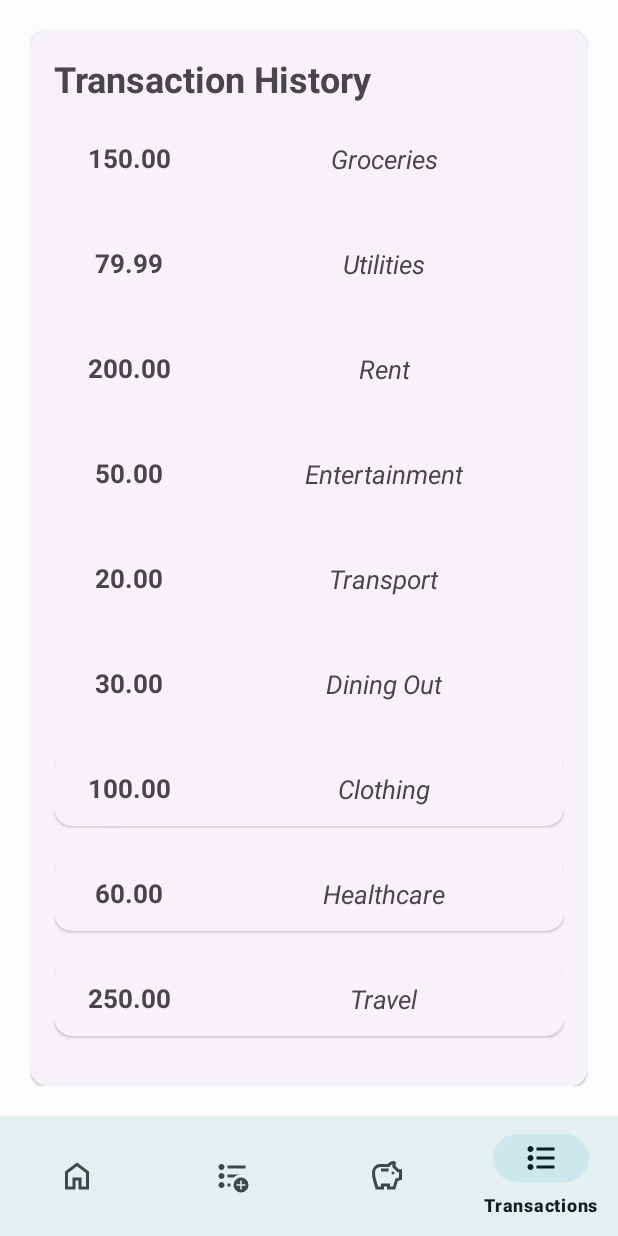
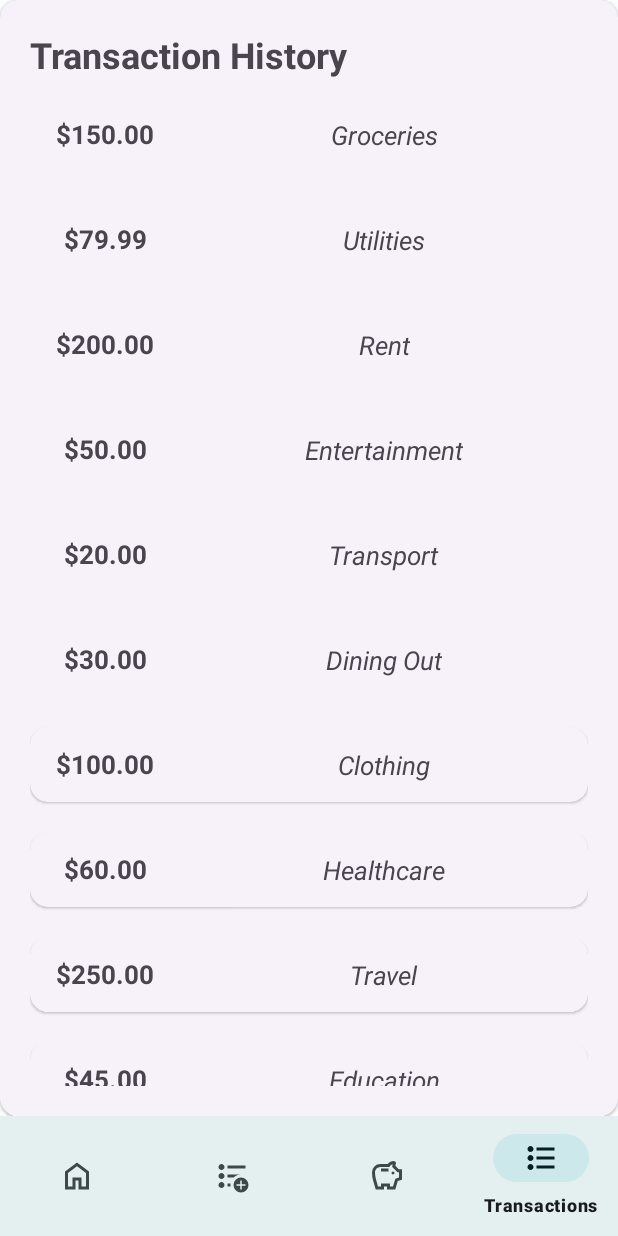
Before and after one commit to jj0003/Budget-Mate-APK, an Android app: the screen it shows after launch (MainActivity), item 4 of the bottom bar chosen, on a phone screen of 412 x 824 dp. Run offline under Robolectric (Android 15) with nearby library versions, the phone set to English and light mode, and no system bars; our stand-ins replace data binding.

Commit message:
NEW BRACNH UI FULLY WORKS

```diff
--- a/app/src/main/java/com/janstudios/budgit/Database.kt
+++ b/app/src/main/java/com/janstudios/budgit/Database.kt
@@ -4,21 +4,21 @@ class Database {
 
     object database {
         val transactionList = arrayListOf(
-            UserTransaction("150.00", "Groceries"),
-            UserTransaction("79.99", "Utilities"),
-            UserTransaction("200.00", "Rent"),
-            UserTransaction("50.00", "Entertainment"),
-            UserTransaction("20.00", "Transport"),
-            UserTransaction("30.00", "Dining Out"),
-            UserTransaction("100.00", "Clothing"),
-            UserTransaction("60.00", "Healthcare"),
-            UserTransaction("250.00", "Travel"),
-            UserTransaction("45.00", "Education"),
-            UserTransaction("90.00", "Gym Membership"),
-            UserTransaction("15.00", "Streaming Services"),
-            UserTransaction("120.00", "Electronics"),
-            UserTransaction("80.00", "Gifts"),
-            UserTransaction("35.00", "Charity")
+            UserTransaction("$150.00", "Groceries"),
+            UserTransaction("$79.99", "Utilities"),
+            UserTransaction("$200.00", "Rent"),
+            UserTransaction("$50.00", "Entertainment"),
+            UserTransaction("$20.00", "Transport"),
+            UserTransaction("$30.00", "Dining Out"),
+            UserTransaction("$100.00", "Clothing"),
+            UserTransaction("$60.00", "Healthcare"),
+            UserTransaction("$250.00", "Travel"),
+            UserTransaction("$45.00", "Education"),
+            UserTransaction("$90.00", "Gym Membership"),
+            UserTransaction("$15.00", "Streaming Services"),
+            UserTransaction("$120.00", "Electronics"),
+            UserTransaction("$80.00", "Gifts"),
+            UserTransaction("$35.00", "Charity")
         )
     }
 }
--- /dev/null
+++ b/app/src/main/java/com/janstudios/budgit/SwipeToDeleteCallback.kt
@@ -0,0 +1,21 @@
+package com.janstudios.budgit
+
+import TransactionAdapter
+import androidx.recyclerview.widget.ItemTouchHelper
+import androidx.recyclerview.widget.RecyclerView
+
+class SwipeToDeleteCallback(
+    private val adapter: TransactionAdapter,
+    private val transactionList: ArrayList<UserTransaction>
+) : ItemTouchHelper.SimpleCallback(0, ItemTouchHelper.LEFT or ItemTouchHelper.RIGHT) {
+
+    override fun onMove(recyclerView: RecyclerView, viewHolder: RecyclerView.ViewHolder, target: RecyclerView.ViewHolder): Boolean {
+        return false
+    }
+
+    override fun onSwiped(viewHolder: RecyclerView.ViewHolder, direction: Int) {
+        val position = viewHolder.adapterPosition
+        transactionList.removeAt(position)
+        adapter.notifyItemRemoved(position)
+    }
+}
--- a/app/src/main/java/com/janstudios/budgit/Transaction.kt
+++ b/app/src/main/java/com/janstudios/budgit/Transaction.kt
@@ -6,6 +6,7 @@ import android.view.LayoutInflater
 import android.view.View
 import android.view.ViewGroup
 import androidx.fragment.app.Fragment
+import androidx.recyclerview.widget.ItemTouchHelper
 import androidx.recyclerview.widget.LinearLayoutManager
 import com.janstudios.budgit.databinding.FragmentTransactionBinding
 
@@ -23,10 +24,15 @@ class Transaction : Fragment() {
 
         transactionAdapter = TransactionAdapter(Database.database.transactionList)
 
-        binding.recyclerviewTransactionHistory.adapter = transactionAdapter
-        binding.recyclerviewTransactionHistory.layoutManager = LinearLayoutManager(context)
+        binding.recyclerviewTransactionHistory.apply {
+            adapter = transactionAdapter
+            layoutManager = LinearLayoutManager(context)
 
-        // Optionally, you can add ItemTouchHelper for swipe functionalities
+            // Swipe to delete functionality
+            val swipeToDeleteCallback = SwipeToDeleteCallback(transactionAdapter, Database.database.transactionList)
+            val itemTouchHelper = ItemTouchHelper(swipeToDeleteCallback)
+            itemTouchHelper.attachToRecyclerView(this)
+        }
 
         return binding.root
     }
--- a/app/src/main/java/com/janstudios/budgit/TransactionAdapter.kt
+++ b/app/src/main/java/com/janstudios/budgit/TransactionAdapter.kt
@@ -4,12 +4,12 @@ import androidx.recyclerview.widget.RecyclerView
 import com.janstudios.budgit.UserTransaction
 import com.janstudios.budgit.databinding.ListItemBinding
 
-class TransactionAdapter(private val transactionList: ArrayList<UserTransaction>) : RecyclerView.Adapter<TransactionAdapter.ViewHolder>() {
+class TransactionAdapter(private var transactionList: List<UserTransaction>) : RecyclerView.Adapter<TransactionAdapter.ViewHolder>() {
 
     class ViewHolder(private val binding: ListItemBinding) : RecyclerView.ViewHolder(binding.root) {
         fun bind(userTransaction: UserTransaction) {
             binding.itemAmount.text = userTransaction.amount
-            binding.itemCategory.text = userTransaction.category
+            binding.itemCategory.text = userTransaction.label
         }
     }
 
--- a/app/src/main/java/com/janstudios/budgit/UserTransaction.kt
+++ b/app/src/main/java/com/janstudios/budgit/UserTransaction.kt
@@ -1,3 +1,3 @@
 package com.janstudios.budgit
 
-data class UserTransaction(val amount: String, val category: String )
+data class UserTransaction(val amount: String, val label: String )
--- a/app/src/main/res/layout/fragment_add_transaction.xml
+++ b/app/src/main/res/layout/fragment_add_transaction.xml
@@ -20,7 +20,7 @@
                 android:layout_width="wrap_content"
                 android:layout_height="wrap_content"
                 android:text="Add your transaction"
-                android:textSize="24sp"
+                android:textSize="25sp"
                 android:textStyle="bold"
                 android:layout_gravity="center"/>
         </FrameLayout>
@@ -40,6 +40,7 @@
             android:padding="20dp">
 
             <com.google.android.material.textfield.TextInputEditText
+                android:id="@+id/input_label_edit"
                 android:layout_width="match_parent"
                 android:layout_height="wrap_content"
                 android:textSize="18sp"
@@ -60,6 +61,7 @@
             android:padding="20dp">
 
             <com.google.android.material.textfield.TextInputEditText
+                android:id="@+id/input_amount_edit"
                 android:layout_width="match_parent"
                 android:layout_height="wrap_content"
                 android:textSize="18sp"
--- a/app/src/main/res/layout/fragment_budget.xml
+++ b/app/src/main/res/layout/fragment_budget.xml
@@ -20,7 +20,7 @@
                 android:layout_width="wrap_content"
                 android:layout_height="wrap_content"
                 android:text="Add your budget"
-                android:textSize="24sp"
+                android:textSize="25sp"
                 android:textStyle="bold"
                 android:layout_gravity="center"/>
         </FrameLayout>
@@ -33,6 +33,7 @@
             style="@style/Widget.Material3.TextInputLayout.OutlinedBox.ExposedDropdownMenu"
             android:layout_width="0dp"
             android:layout_height="wrap_content"
+            app:startIconDrawable="@drawable/ic_time"
             android:hint="Select frequency"
             app:layout_constraintTop_toBottomOf="@+id/transaction_title"
             app:layout_constraintStart_toStartOf="parent"
--- a/app/src/main/res/layout/fragment_home.xml
+++ b/app/src/main/res/layout/fragment_home.xml
@@ -10,7 +10,7 @@
         android:layout_height="wrap_content"
         android:gravity="center_horizontal"
         android:orientation="vertical"
-        android:padding="20sp"
+        android:padding="20dp"
         tools:ignore="MissingConstraints">
 
         <!-- First Row of Cards -->
--- a/app/src/main/res/layout/fragment_transaction.xml
+++ b/app/src/main/res/layout/fragment_transaction.xml
@@ -2,12 +2,12 @@
 <layout xmlns:android="http://schemas.android.com/apk/res/android"
     xmlns:tools="http://schemas.android.com/tools"
     xmlns:app="http://schemas.android.com/apk/res-auto"
+    android:padding="28dp"
     tools:context=".Transaction">
 
     <androidx.constraintlayout.widget.ConstraintLayout
         android:layout_width="match_parent"
-        android:layout_height="match_parent"
-        android:layout_margin="20dp">
+        android:layout_height="match_parent">
 
         <com.google.android.material.card.MaterialCardView
             android:id="@+id/recycler_transaction"
@@ -26,7 +26,7 @@
                 android:layout_width="match_parent"
                 android:layout_height="match_parent"
                 android:orientation="vertical"
-                android:padding="16dp">
+                android:padding="20dp">
 
                 <TextView
                     android:id="@+id/recyclerview_title"
```
Also changed, not shown: app/build.gradle.kts (+7 -1 lines), app/src/main/res/drawable/ic_time.xml (added, +9 -0 lines).
